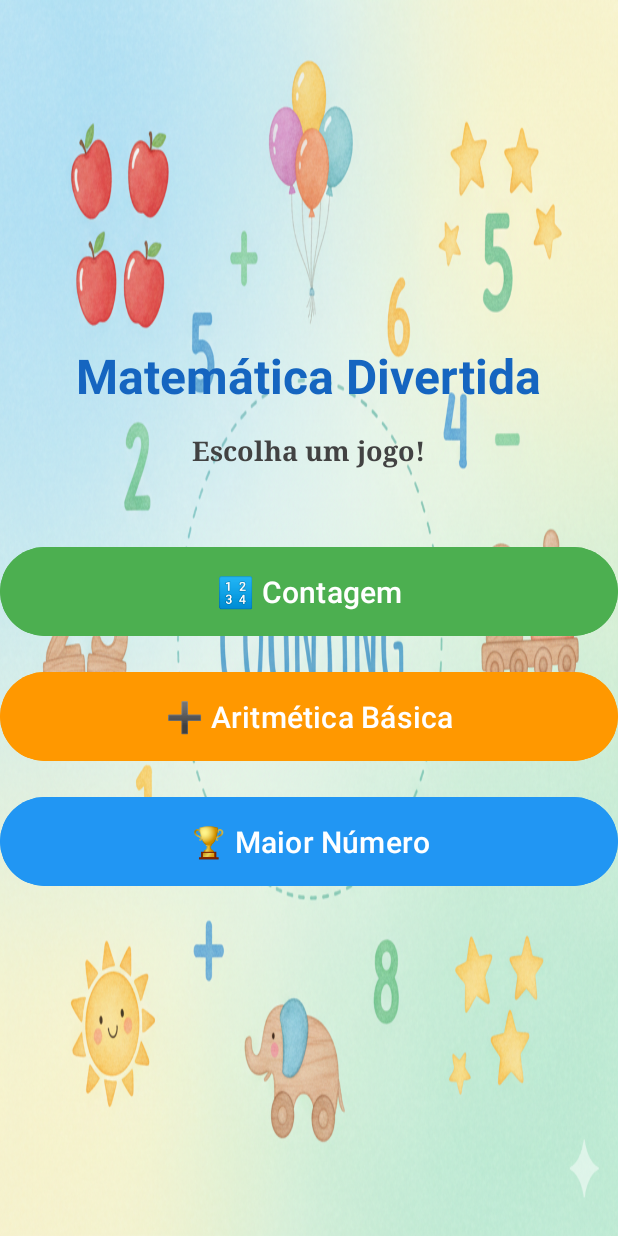
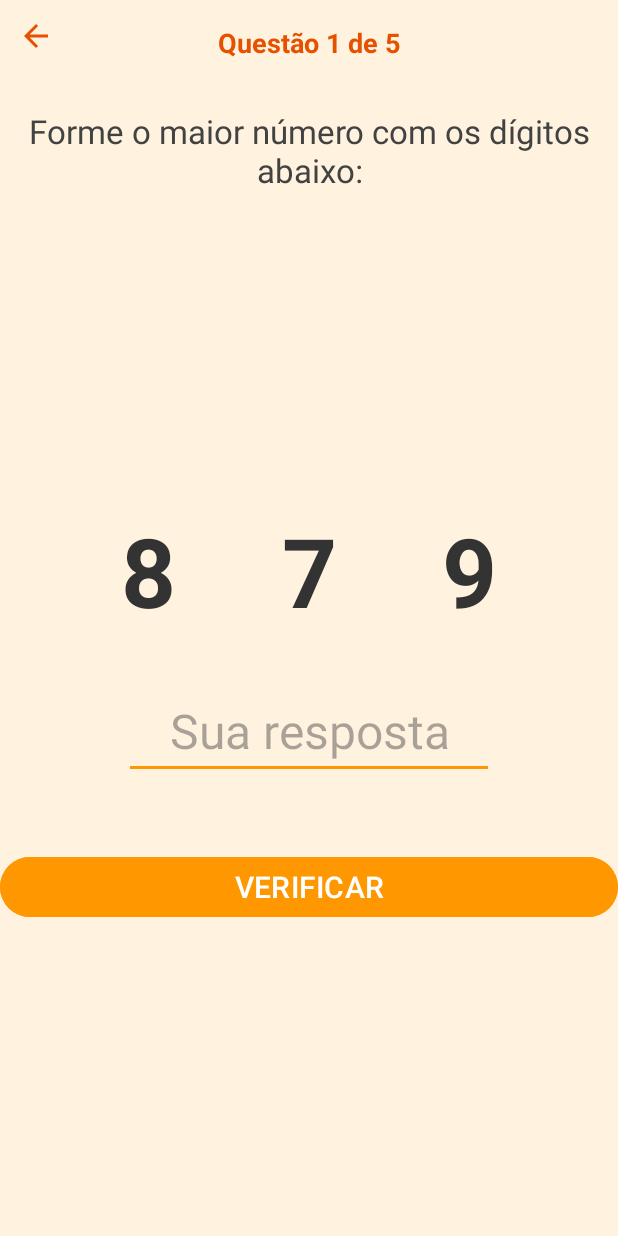
Before and after one commit to fulcrunn/mathfun, an Android app: the screen it shows after launch (MainActivity before the commit, MaiorNumeroActivity after it), after a tap on "🏆 Maior Número", on a phone screen of 412 x 824 dp. Run offline under Robolectric (Android 15) with nearby library versions, the phone set to English and light mode, and no system bars.

Commit message:
FEAT: Maior numero activity

```diff
--- a/app/src/main/AndroidManifest.xml
+++ b/app/src/main/AndroidManifest.xml
@@ -11,6 +11,9 @@
         android:roundIcon="@mipmap/ic_launcher_round"
         android:supportsRtl="true"
         android:theme="@style/Theme.MathFun">
+        <activity
+            android:name=".maiorNumero.MaiorNumeroActivity"
+            android:exported="false" />
         <activity
             android:name=".aritmetica.AritmeticaActivity"
             android:exported="false" />
--- a/app/src/main/java/br/com/mathfun/MainActivity.kt
+++ b/app/src/main/java/br/com/mathfun/MainActivity.kt
@@ -9,6 +9,7 @@ import androidx.core.view.WindowInsetsCompat
 import android.content.Intent
 import br.com.mathfun.contagem.ContagemActivity
 import br.com.mathfun.aritmetica.AritmeticaActivity
+import br.com.mathfun.maiorNumero.MaiorNumeroActivity
 
 class MainActivity : AppCompatActivity() { // Sua tela herda de AppCompatActivity (tela básica do Android)
     // lateinit indica que a inicialização é após o oncreate
@@ -41,7 +42,8 @@ class MainActivity : AppCompatActivity() { // Sua tela herda de AppCompatActivit
         }
 
         btnMaiorNumero.setOnClickListener {
-            // TODO: Implementar depois
+            val intent = Intent(this, MaiorNumeroActivity::class.java)
+            startActivity(intent)
         }
     } // end onCreate
 }
--- /dev/null
+++ b/app/src/main/java/br/com/mathfun/maiorNumero/MaiorNumeroActivity.kt
@@ -0,0 +1,121 @@
+package br.com.mathfun.maiorNumero
+
+import android.app.AlertDialog
+import android.os.Bundle
+import android.widget.Button
+import android.widget.EditText
+import android.widget.ImageButton
+import android.widget.TextView
+import android.widget.Toast
+import androidx.activity.enableEdgeToEdge
+import androidx.appcompat.app.AppCompatActivity
+import androidx.core.view.ViewCompat
+import androidx.core.view.WindowInsetsCompat
+import br.com.mathfun.R
+import kotlin.random.Random
+
+class MaiorNumeroActivity : AppCompatActivity() {
+
+    private lateinit var tvProgresso: TextView
+    private lateinit var tvDigitos: TextView // Apenas um TextView p os 3
+    private lateinit var etResposta: EditText
+    private lateinit var btnVerificar: Button
+    private lateinit var btnVoltar: ImageButton
+
+    private var questaoAtual = 1
+    private val totalQuestoes = 5
+    private var acertos = 0
+    private var respostaCorreta = 0
+
+    override fun onCreate(savedInstanceState: Bundle?) {
+        super.onCreate(savedInstanceState)
+        enableEdgeToEdge()
+        setContentView(R.layout.activity_maior_numero)
+        ViewCompat.setOnApplyWindowInsetsListener(findViewById(R.id.main)) { v, insets ->
+            val systemBars = insets.getInsets(WindowInsetsCompat.Type.systemBars())
+            v.setPadding(systemBars.left, systemBars.top, systemBars.right, systemBars.bottom)
+            insets
+        }
+        tvProgresso = findViewById(R.id.tvProgressoMaiorNumero)
+        tvDigitos = findViewById(R.id.tvDigitos) // Referência ao novo TextView
+        etResposta = findViewById(R.id.etRespostaMaiorNumero)
+        btnVerificar = findViewById(R.id.btnVerificarMaiorNumero)
+        btnVoltar = findViewById(R.id.btnVoltarMaiorNumero)
+
+        gerarNovaQuestao()
+
+        btnVerificar.setOnClickListener {
+            verificarResposta()
+        }
+
+        btnVoltar.setOnClickListener {
+            finish()
+        }
+    }
+
+    private fun gerarNovaQuestao() {
+        tvProgresso.text = "Questão $questaoAtual de $totalQuestoes"
+        etResposta.text.clear()
+
+        val digitos = listOf(
+            Random.nextInt(0, 10),
+            Random.nextInt(0, 10),
+            Random.nextInt(0, 10)
+        )
+
+        tvDigitos.text = "${digitos[0]}  ${digitos[1]}  ${digitos[2]}"
+
+        val digitosOrdenados = digitos.sortedDescending()
+        respostaCorreta = "${digitosOrdenados[0]}${digitosOrdenados[1]}${digitosOrdenados[2]}".toInt()
+    }
+
+    private fun verificarResposta() {
+        val textoDigitado = etResposta.text.toString()
+
+        if (textoDigitado.isEmpty()) {
+            Toast.makeText(this, "Digite uma resposta!", Toast.LENGTH_SHORT).show()
+            return
+        }
+
+        val respostaUsuario = textoDigitado.toInt()
+        val acertou = (respostaUsuario == respostaCorreta)
+
+        if (acertou) {
+            acertos++
+        }
+
+        mostrarDialogoResultado(acertou)
+    }
+
+    private fun mostrarDialogoResultado(acertou: Boolean) {
+        val titulo = if (acertou) "Parabéns!!! \uD83C\uDF89" else "Errou!!! \uD83D\uDE15"
+        val mensagem = if (acertou) "Você acertou!" else "A resposta correta era $respostaCorreta."
+
+        AlertDialog.Builder(this)
+            .setTitle(titulo)
+            .setMessage(mensagem)
+            .setCancelable(false)
+            .setPositiveButton("Próxima") { _, _ ->
+                if (questaoAtual < totalQuestoes) {
+                    questaoAtual++
+                    gerarNovaQuestao()
+                } else {
+                    finalizarJogo()
+                }
+            }
+            .show()
+    }
+
+    private fun finalizarJogo() {
+        val nota = (acertos.toDouble() / totalQuestoes.toDouble()) * 100
+
+        AlertDialog.Builder(this)
+            .setTitle("Jogo Finalizado! \uD83C\uDFC6")
+            .setMessage("\nSua nota final é: ${nota.toInt()}")
+            .setCancelable(false)
+            .setPositiveButton("Voltar ao Menu") { _, _ ->
+                finish()
+            }
+            .show()
+    }
+}
--- /dev/null
+++ b/app/src/main/res/layout/activity_maior_numero.xml
@@ -0,0 +1,96 @@
+<?xml version="1.0" encoding="utf-8"?>
+<androidx.constraintlayout.widget.ConstraintLayout
+    xmlns:android="http://schemas.android.com/apk/res/android"
+    xmlns:app="http://schemas.android.com/apk/res-auto"
+    xmlns:tools="http://schemas.android.com/tools"
+    android:id="@+id/main"
+    android:layout_width="match_parent"
+    android:layout_height="match_parent"
+    android:background="#FFF3E0"
+    android:padding="16dp"
+    tools:context=".maiornumero.MaiorNumeroActivity">
+
+    <!-- Botão Voltar -->
+    <ImageButton
+        android:id="@+id/btnVoltarMaiorNumero"
+        android:layout_width="48dp"
+        android:layout_height="48dp"
+        android:background="?attr/selectableItemBackgroundBorderless"
+        android:contentDescription="Voltar ao menu"
+        android:src="?attr/homeAsUpIndicator"
+        app:layout_constraintStart_toStartOf="parent"
+        app:layout_constraintTop_toTopOf="parent"
+        app:tint="#E65100" />
+
+    <TextView
+        android:id="@+id/tvProgressoMaiorNumero"
+        android:layout_width="wrap_content"
+        android:layout_height="wrap_content"
+        android:layout_marginTop="16dp"
+        android:text="Questão 1 de 5"
+        android:textColor="#E65100"
+        android:textSize="18sp"
+        android:textStyle="bold"
+        app:layout_constraintEnd_toEndOf="parent"
+        app:layout_constraintStart_toStartOf="parent"
+        app:layout_constraintTop_toTopOf="parent" />
+
+    <TextView
+        android:id="@+id/tvInstrucao"
+        android:layout_width="0dp"
+        android:layout_height="wrap_content"
+        android:layout_marginTop="32dp"
+        android:gravity="center"
+        android:text="Forme o maior número com os dígitos abaixo:"
+        android:textColor="#424242"
+        android:textSize="22sp"
+        app:layout_constraintEnd_toEndOf="parent"
+        app:layout_constraintStart_toStartOf="parent"
+        app:layout_constraintTop_toBottomOf="@id/tvProgressoMaiorNumero" />
+
+    <!-- TextView único para mostrar os 3 dígitos -->
+    <TextView
+        android:id="@+id/tvDigitos"
+        android:layout_width="wrap_content"
+        android:layout_height="wrap_content"
+        android:letterSpacing="0.2"
+        android:textColor="#333333"
+        android:textSize="64sp"
+        android:textStyle="bold"
+        app:layout_constraintBottom_toTopOf="@+id/etRespostaMaiorNumero"
+        app:layout_constraintEnd_toEndOf="parent"
+        app:layout_constraintStart_toStartOf="parent"
+        app:layout_constraintTop_toBottomOf="@+id/tvInstrucao"
+        app:layout_constraintVertical_chainStyle="packed"
+        tools:text="3  8  1" />
+
+    <EditText
+        android:id="@+id/etRespostaMaiorNumero"
+        android:layout_width="0dp"
+        android:layout_height="wrap_content"
+        android:layout_marginTop="32dp"
+        android:backgroundTint="#FF9800"
+        android:gravity="center"
+        android:hint="Sua resposta"
+        android:inputType="number"
+        android:textSize="32sp"
+        app:layout_constraintBottom_toTopOf="@+id/btnVerificarMaiorNumero"
+        app:layout_constraintEnd_toEndOf="parent"
+        app:layout_constraintStart_toStartOf="parent"
+        app:layout_constraintTop_toBottomOf="@+id/tvDigitos"
+        app:layout_constraintWidth_percent="0.6" />
+
+    <Button
+        android:id="@+id/btnVerificarMaiorNumero"
+        android:layout_width="match_parent"
+        android:layout_height="wrap_content"
+        android:layout_marginTop="48dp"
+        android:backgroundTint="#FF9800"
+        android:text="VERIFICAR"
+        android:textSize="20sp"
+        app:layout_constraintBottom_toBottomOf="parent"
+        app:layout_constraintEnd_toEndOf="parent"
+        app:layout_constraintStart_toStartOf="parent"
+        app:layout_constraintTop_toBottomOf="@+id/etRespostaMaiorNumero" />
+
+</androidx.constraintlayout.widget.ConstraintLayout>
```
